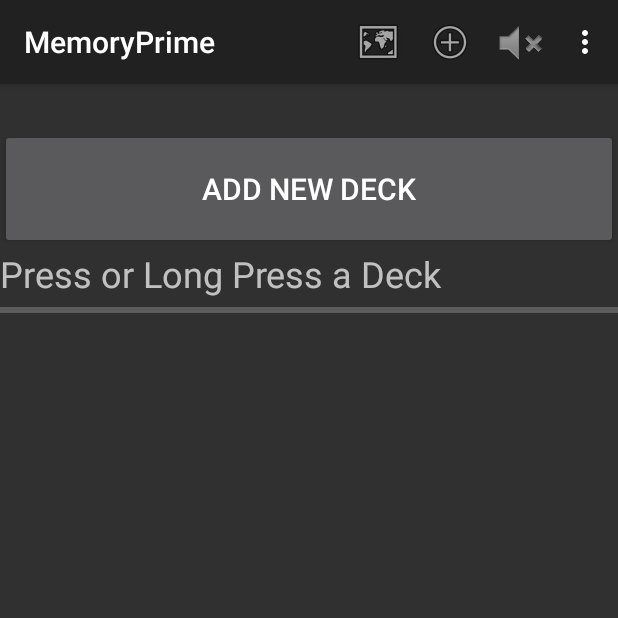
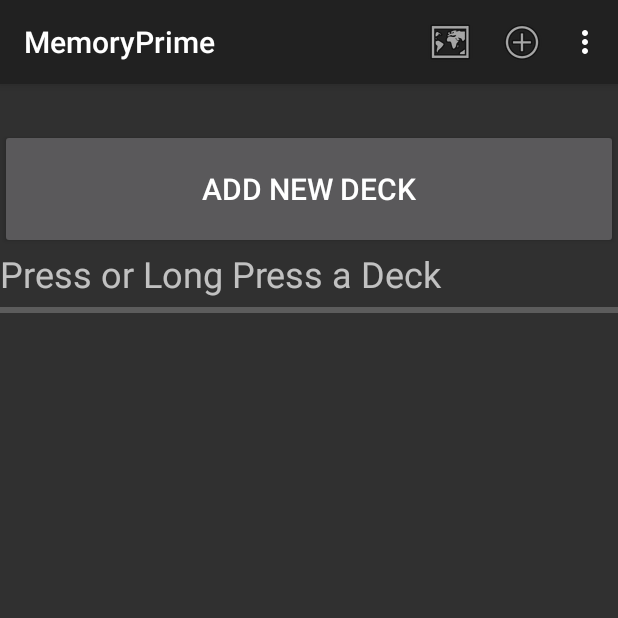
Before and after one commit to jrochest/MemoryPrime5, an Android app: the screen it shows after launch (SpacedRepeaterActivity), on a phone screen of 412 x 824 dp, the top half of it. Run offline under Robolectric (Android 15) with nearby library versions, the phone set to English and light mode, and no system bars; network calls fail.

Commit message:
Removed the use speaker code and menu icon

```diff
--- a/app/src/main/res/menu/menu.xml
+++ b/app/src/main/res/menu/menu.xml
@@ -27,11 +27,6 @@
 		android:id="@+id/clean_up_files"
 		android:title="Clean Up" />
 	<item
-		android:id="@+id/toggle_speaker"
-		android:icon="@android:drawable/ic_lock_silent_mode"
-		android:showAsAction="always"
-		android:title="Use phone speaker"/>
-	<item
 		android:id="@+id/dimMenuItem"
 		android:title="Dim Screen"
 		android:icon="@android:drawable/ic_lock_power_off" />
```
Also changed, not shown: app/src/main/java/com/md/ActivityHelper.java (+0 -23 lines).
